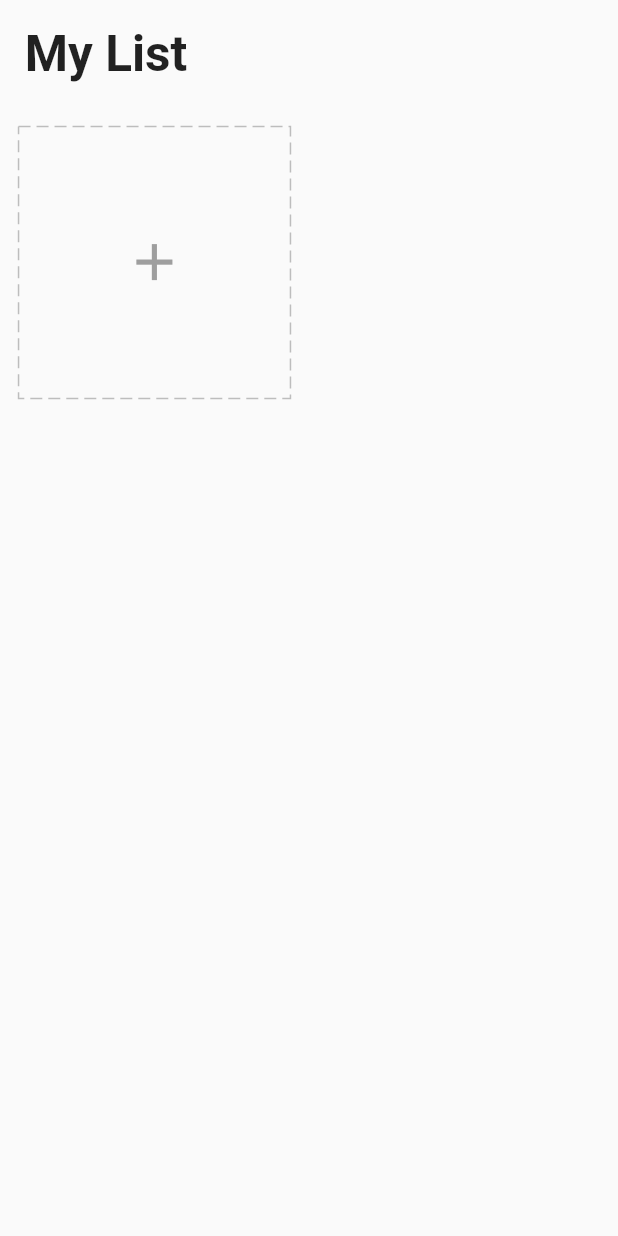
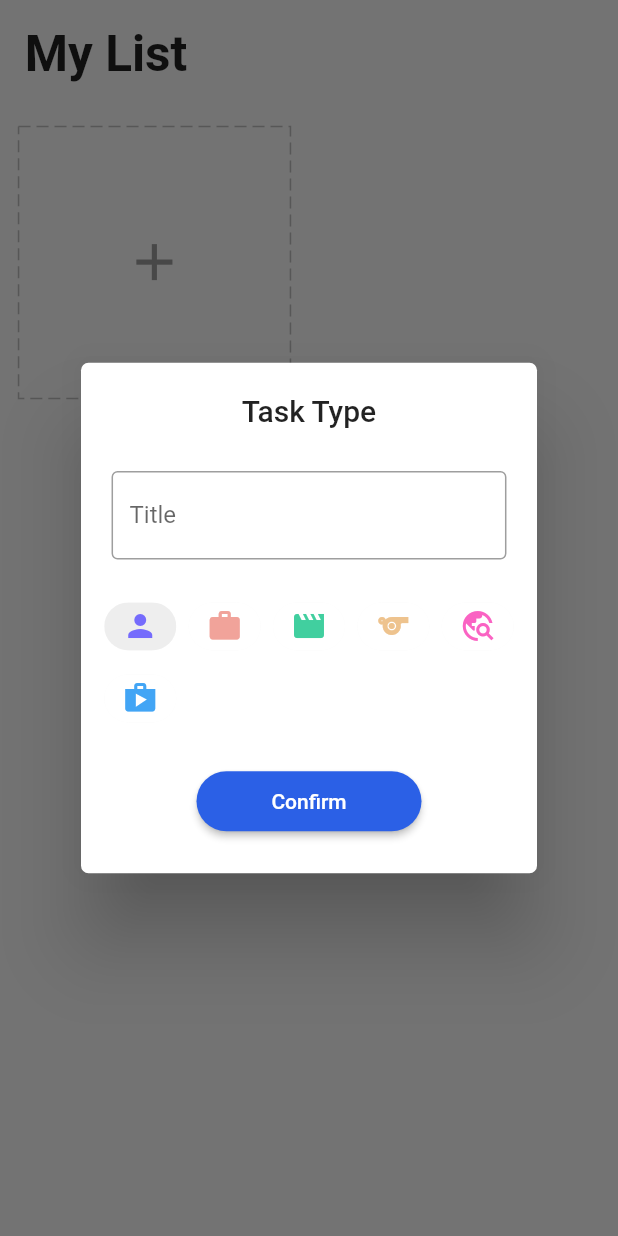
Before and after one commit to dkdkdinesh000/TodosAppUsingGetX, a Flutter app: the screen it shows after launch, after a tap on the "add" icon, on a phone screen of 412 x 824 dp. Run offline on Flutter 3.47's test engine with Material 2 defaults, Android fonts, the phone set to English and light mode, and no system bars; drawn by our look-alikes of dotted_border; our stand-ins replace equatable, flutter_easyloading, get, get_storage, step_progress_indicator.

Commit message:
Add and read task functionaliy was added

```diff
--- a/lib/app/modules/home/controller.dart
+++ b/lib/app/modules/home/controller.dart
@@ -1,3 +1,4 @@
+import 'package:flutter/widgets.dart';
 import 'package:get/get.dart';
 import 'package:get/get_state_manager/get_state_manager.dart';
 import 'package:getx_todo_list/app/data/service/storage/repository.dart';
@@ -10,6 +11,9 @@ class HomeController extends GetxController {
   HomeController({required this.taskRepository});
 
   final tasks = <Task>[].obs;
+  final key = GlobalKey<FormState>();
+  final editCtrl = TextEditingController();
+  final chipIndex = 0.obs;
 
   @override
   void onInit() {
@@ -22,4 +26,16 @@ class HomeController extends GetxController {
   void onClose() {
     super.onClose();
   }
+
+  void changeChipIndex(int value) {
+    chipIndex.value = value;
+  }
+
+  bool addTask(Task task) {
+    if (tasks.contains(task)) {
+      return false;
+    }
+    tasks.add(task);
+    return true;
+  }
 }
--- a/lib/app/modules/home/view.dart
+++ b/lib/app/modules/home/view.dart
@@ -5,6 +5,9 @@ import 'package:get/get_state_manager/get_state_manager.dart';
 import 'package:getx_todo_list/app/modules/home/controller.dart';
 import 'package:getx_todo_list/app/core/utils/extensions.dart';
 import 'package:getx_todo_list/app/modules/home/widgets/add_card.dart';
+import 'package:getx_todo_list/app/modules/home/widgets/task_card.dart';
+
+import '../../data/models/tasks.dart';
 
 class HomePage extends GetView<HomeController> {
   const HomePage({Key? key}) : super(key: key);
@@ -26,13 +29,27 @@ class HomePage extends GetView<HomeController> {
                   ),
                 ),
               ),
-              GridView.count(
+              Obx(
+                () => GridView.count(
                   crossAxisCount: 2,
                   shrinkWrap: true,
                   physics: const ClampingScrollPhysics(),
                   children: [
+                    // TaskCard(
+                    //   task: Task(
+                    //     title: 'Test',
+                    //     icon: 0xe59c,
+                    //     color: '#ff0000ff',
+                    //   ),
+                    // ),
+                    ...controller.tasks
+                        .map(
+                          (element) => TaskCard(task: element),
+                        )
+                        .toList(),
                     AddCard(),
                   ],
+                ),
               )
             ],
           ),
--- a/lib/app/modules/home/widgets/add_card.dart
+++ b/lib/app/modules/home/widgets/add_card.dart
@@ -1,9 +1,12 @@
 import 'package:dotted_border/dotted_border.dart';
 import 'package:flutter/material.dart';
+import 'package:flutter_easyloading/flutter_easyloading.dart';
 import 'package:get/get.dart';
 import 'package:getx_todo_list/app/core/utils/extensions.dart';
+import 'package:getx_todo_list/app/core/values/colors.dart';
 import 'package:getx_todo_list/app/widgets/icons.dart';
 
+import '../../../data/models/tasks.dart';
 import '../controller.dart';
 
 class AddCard extends StatelessWidget {
@@ -19,7 +22,91 @@ class AddCard extends StatelessWidget {
       height: squarWidth,
       margin: EdgeInsets.all(3.0.wp),
       child: InkWell(
-        onTap: () {},
+        onTap: () async {
+          await Get.defaultDialog(
+            titlePadding: EdgeInsets.symmetric(vertical: 5.0.wp),
+            radius: 5,
+            title: 'Task Type',
+            content: Form(
+              key: homeCtrl.key,
+              child: Column(
+                children: [
+                  Padding(
+                    padding: EdgeInsets.symmetric(horizontal: 3.0.wp),
+                    child: TextFormField(
+                      controller: homeCtrl.editCtrl,
+                      decoration: const InputDecoration(
+                        border: OutlineInputBorder(),
+                        labelText: 'Title',
+                      ),
+                      validator: (value) {
+                        if (value == null || value.trim().isEmpty) {
+                          return "Please enter your task title";
+                        }
+                        return null;
+                      },
+                    ),
+                  ),
+                  Padding(
+                    padding: EdgeInsets.symmetric(vertical: 5.0.wp),
+                    child: Wrap(
+                      spacing: 2.0.wp,
+                      children: icons
+                          .map(
+                            (e) => Obx(
+                              () {
+                                final index = icons.indexOf(e);
+                                return ChoiceChip(
+                                  label: e,
+                                  selectedColor: Colors.grey.shade200,
+                                  pressElevation: 0,
+                                  backgroundColor: Colors.white,
+                                  selected: homeCtrl.chipIndex.value == index,
+                                  onSelected: (bool selected) {
+                                    homeCtrl.chipIndex.value =
+                                        selected ? index : 0;
+                                  },
+                                );
+                              },
+                            ),
+                          )
+                          .toList(),
+                    ),
+                  ),
+                  ElevatedButton(
+                    style: ElevatedButton.styleFrom(
+                      primary: blue,
+                      shape: RoundedRectangleBorder(
+                        borderRadius: BorderRadius.circular(20),
+                      ),
+                      minimumSize: const Size(150, 40),
+                    ),
+                    onPressed: () {
+                      if (homeCtrl.key.currentState!.validate()) {
+                        int icon =
+                            icons[homeCtrl.chipIndex.value].icon!.codePoint;
+                        String color =
+                            icons[homeCtrl.chipIndex.value].color!.toHex();
+                        var task = Task(
+                          title: homeCtrl.editCtrl.text,
+                          icon: icon,
+                          color: color,
+                        );
+                        Get.back();
+                        homeCtrl.addTask(task)
+                            ? EasyLoading.showSuccess("Create Success")
+                            : EasyLoading.showError("Duplicated Task");
+                      }
+                    },
+                    child: const Text("Confirm"),
+                  ),
+                ],
+              ),
+            ),
+          );
+          homeCtrl.editCtrl.clear();
+          homeCtrl.changeChipIndex(0);
+        },
         child: DottedBorder(
           color: Colors.grey.shade400,
           dashPattern: const [8, 4],
--- a/pubspec.yaml
+++ b/pubspec.yaml
@@ -39,6 +39,7 @@ dependencies:
   equatable: ^2.0.3
   flutter_easyloading: ^3.0.5
   dotted_border: ^2.0.0+2
+  step_progress_indicator: ^1.0.2
 
 dev_dependencies:
   flutter_test:
```
Also changed, not shown: lib/app/modules/home/widgets/task_card.dart (added, +100 -0 lines), pubspec.lock. Lines whose indentation alone changed are shown as unchanged.
